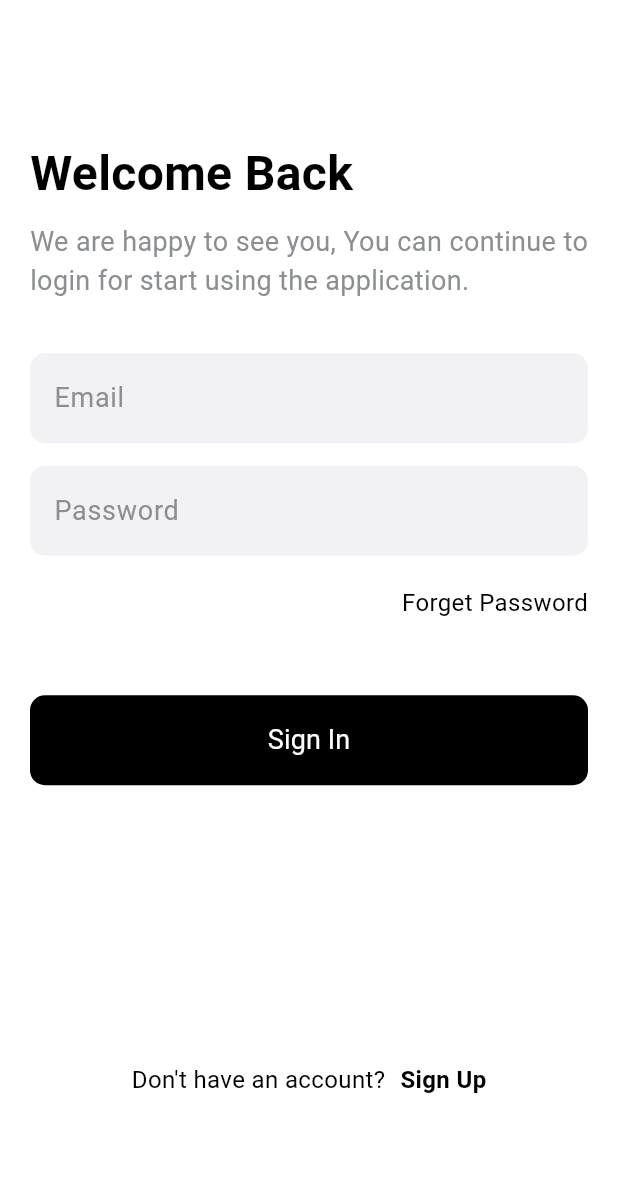
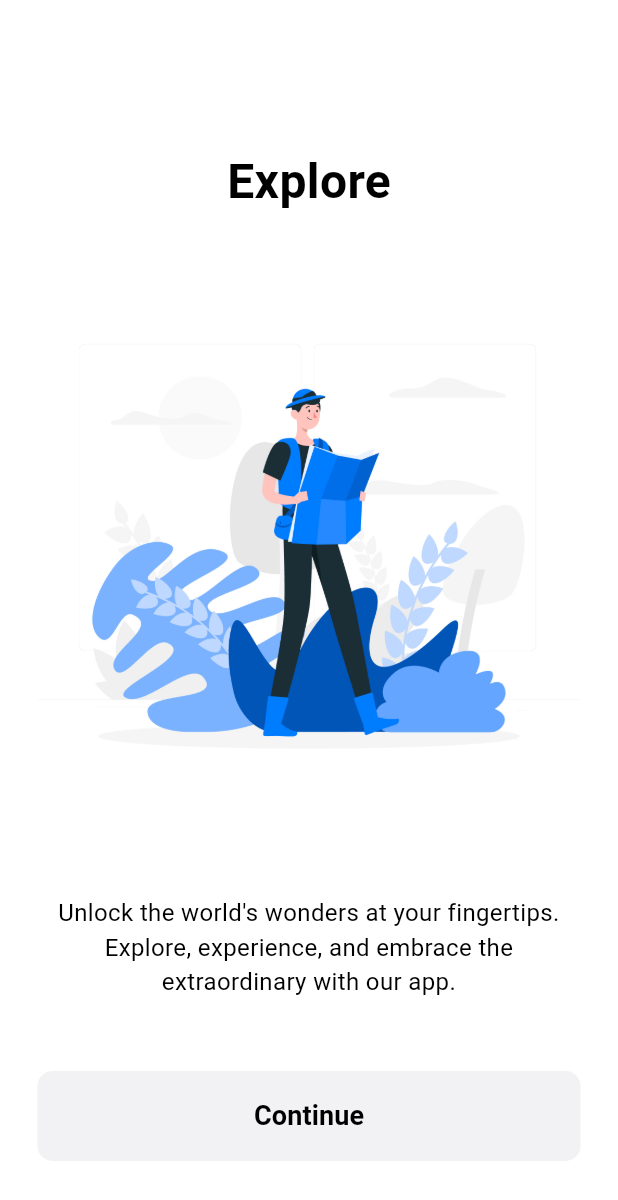
Before and after one commit to Ihebowski/CampingProject, a Flutter app: the screen it shows after launch, on a phone screen of 412 x 824 dp. Shown: the top 1200 px of the screen. Run offline on Flutter 3.47's test engine with Material 3 defaults, Android fonts, the phone set to English and light mode, and no system bars; our stand-ins replace fluentui_system_icons, google_fonts.

Commit message:
Step 4: Splash and Wrapper Interface

```diff
--- a/Mobile/lib/main.dart
+++ b/Mobile/lib/main.dart
@@ -1,5 +1,6 @@
 import 'package:flutter/material.dart';
-import 'package:camping_app/views/auth/signin_page.dart';
+//Routes
+import 'package:camping_app/views/splash/splash_page.dart';
 
 void main() {
   runApp(const MyApp());
@@ -15,7 +16,7 @@ class MyApp extends StatelessWidget {
       theme: ThemeData(
         useMaterial3: true,
       ),
-      home: SignInPage(),
+      home: const SplashPage(),
     );
   }
 }
--- /dev/null
+++ b/Mobile/lib/views/splash/splash_page.dart
@@ -0,0 +1,143 @@
+import 'package:flutter/material.dart';
+import 'package:google_fonts/google_fonts.dart';
+import 'package:camping_app/views/constants/colors.dart';
+//Routes
+import 'package:camping_app/views/wrapper.dart';
+
+class SplashPage extends StatelessWidget {
+  const SplashPage({super.key});
+
+  @override
+  Widget build(BuildContext context) {
+    PageController pageController = PageController();
+    return Scaffold(
+      backgroundColor: appBackgroundColor,
+      body: Padding(
+        padding: const EdgeInsets.symmetric(vertical: 50.0),
+        child: Column(
+          children: [
+            Expanded(
+              child: Padding(
+                padding: const EdgeInsets.symmetric(vertical: 25.0, horizontal: 25.0),
+                child: PageView(
+                  controller: pageController,
+                  children: [
+                    Column(
+                      mainAxisAlignment: MainAxisAlignment.spaceAround,
+                      children: [
+                        Text(
+                          "Explore",
+                          style: GoogleFonts.roboto(
+                            fontWeight: FontWeight.bold,
+                            fontSize: 32.0,
+                            color: text1Color,
+                          ),
+                        ),
+                        Image.asset(
+                          "assets/images/splash/explore.jpg",
+                        ),
+                        Text(
+                          "Unlock the world's wonders at your fingertips. Explore, experience, and embrace the extraordinary with our app.",
+                          textAlign: TextAlign.center,
+                          style: GoogleFonts.roboto(
+                            fontWeight: FontWeight.w400,
+                            fontSize: 16.0,
+                            color: text1Color,
+                          ),
+                        ),
+                      ],
+                    ),
+                    Column(
+                      mainAxisAlignment: MainAxisAlignment.spaceAround,
+                      children: [
+                        Text(
+                          "Visit",
+                          style: GoogleFonts.roboto(
+                            fontWeight: FontWeight.bold,
+                            fontSize: 32.0,
+                            color: text1Color,
+                          ),
+                        ),
+                        Image.asset(
+                          "assets/images/splash/visit.jpg",
+                        ),
+                        Text(
+                          "Journey into the extraordinary. Explore new horizons and unforgettable destinations with our app – your gateway to a world of discovery.",
+                          textAlign: TextAlign.center,
+                          style: GoogleFonts.roboto(
+                            fontWeight: FontWeight.w400,
+                            fontSize: 16.0,
+                            color: text1Color,
+                          ),
+                        ),
+                      ],
+                    ),
+                    Column(
+                      mainAxisAlignment: MainAxisAlignment.spaceAround,
+                      children: [
+                        Text(
+                          "Review",
+                          style: GoogleFonts.roboto(
+                            fontWeight: FontWeight.bold,
+                            fontSize: 32.0,
+                            color: text1Color,
+                          ),
+                        ),
+                        Image.asset(
+                          "assets/images/splash/review.jpg",
+                        ),
+                        Text(
+                          "Empower your adventures. Explore, Rate, Review – Your insights, your guide to a world of unforgettable places.",
+                          textAlign: TextAlign.center,
+                          style: GoogleFonts.roboto(
+                            fontWeight: FontWeight.w400,
+                            fontSize: 16.0,
+                            color: text1Color,
+                          ),
+                        ),
+                      ],
+                    ),
+                  ],
+                ),
+              ),
+            ),
+            Padding(
+              padding: const EdgeInsets.symmetric(horizontal: 25.0),
+              child: SizedBox(
+                height: 60.0,
+                width: double.infinity,
+                child: TextButton(
+                  onPressed: () {
+                    Navigator.push(
+                      context,
+                      MaterialPageRoute(
+                        builder: (context) => const WrapperPage(),
+                      ),
+                    );
+                  },
+                  style: ButtonStyle(
+                    shape: MaterialStateProperty.all<RoundedRectangleBorder>(
+                      RoundedRectangleBorder(
+                        borderRadius: BorderRadius.circular(10.0),
+                      ),
+                    ),
+                    elevation: const MaterialStatePropertyAll<double>(0.0),
+                    backgroundColor: const MaterialStatePropertyAll<Color>(itemBackgroundColor),
+                  ),
+                  child: const Text(
+                    "Continue",
+                    style: TextStyle(
+                      fontWeight: FontWeight.bold,
+                      fontSize: 18.0,
+                      color: text1Color,
+                    ),
+                  ),
+                ),
+              ),
+            ),
+          ],
+        ),
+      ),
+    );
+  }
+}
--- a/Mobile/lib/views/wrapper.dart
+++ b/Mobile/lib/views/wrapper.dart
@@ -1,10 +1,18 @@
 import 'package:flutter/material.dart';
+//Routes
+import 'package:camping_app/views/auth/signin_page.dart';
+import 'package:camping_app/views/core/landing_page.dart';
 
 class WrapperPage extends StatelessWidget {
   const WrapperPage({super.key});
 
   @override
   Widget build(BuildContext context) {
-    return const Placeholder();
+    bool loggedIn = true;
+    if(loggedIn){
+      return const LandingPage();
+    } else {
+      return const SignInPage();
+    }
   }
 }
```
